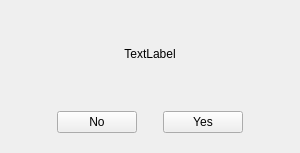
The window that tank/hnmsgbox.ui (photonlili/Tank) describes before a commit, drawn with Qt 5.
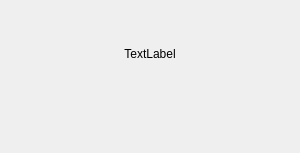
The same window after the commit. Custom widgets are drawn as their Qt base class.

The edit to the form file:
```diff
--- a/tank/hnmsgbox.ui
+++ b/tank/hnmsgbox.ui
@@ -23,7 +23,7 @@
       </sizepolicy>
      </property>
      <property name="currentIndex">
-      <number>0</number>
+      <number>2</number>
      </property>
      <widget class="QWidget" name="page">
       <layout class="QHBoxLayout" name="horizontalLayout">
@@ -119,6 +119,7 @@
        </item>
       </layout>
      </widget>
+     <widget class="QWidget" name="page_3"/>
     </widget>
    </item>
    <item row="0" column="2">
```
